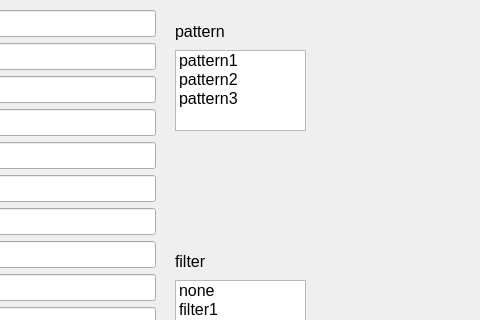
Qt form example.ui (lucasmoroliv/ta_machine) before a commit; both pictures show x 435 to 915 and y 0 to 320 of the 1412 by 608 pixel window.
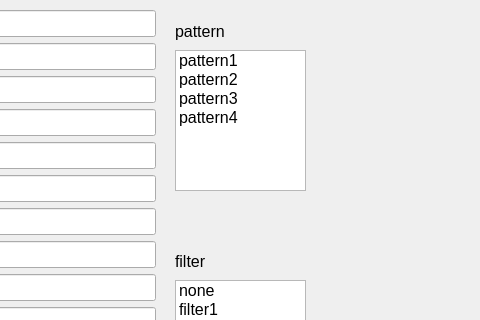
The same form after that commit.

Commit message: Implemented pattern4 in phase1.py. It is working fine apparently.

```diff
--- a/example.ui
+++ b/example.ui
@@ -62,7 +62,7 @@
       <x>610</x>
       <y>50</y>
       <width>131</width>
-      <height>81</height>
+      <height>141</height>
      </rect>
     </property>
     <property name="font">
@@ -85,6 +85,11 @@
       <string>pattern3</string>
      </property>
     </item>
+    <item>
+     <property name="text">
+      <string>pattern4</string>
+     </property>
+    </item>
    </widget>
    <widget class="QWidget" name="layoutWidget">
     <property name="geometry">
```
The commit also changes 3 other files.
